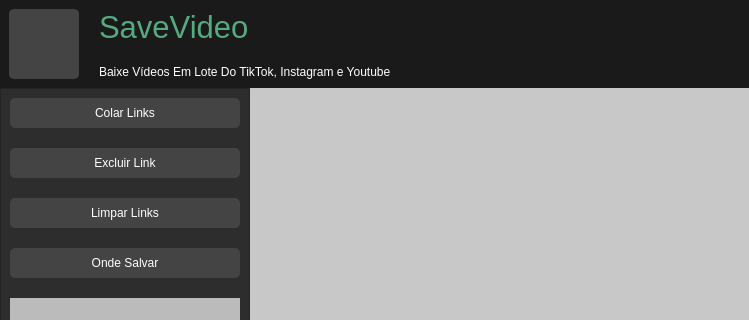
Above: main.ui from igorxavier/DownloaderTinTube before the change; both pictures show x 0 to 749 and y 0 to 320 of the 749 by 558 pixel window. Below: the same form after it.
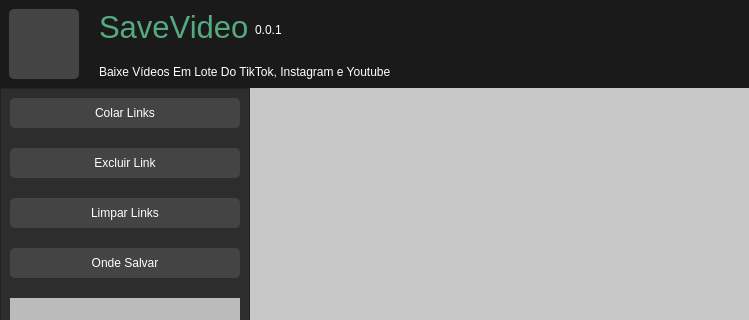
That is the form after the change. Icons and pictures are not drawn.

What changed in the file:
```diff
--- a/main.ui
+++ b/main.ui
@@ -10,6 +10,12 @@
     <height>558</height>
    </rect>
   </property>
+  <property name="minimumSize">
+   <size>
+    <width>0</width>
+    <height>0</height>
+   </size>
+  </property>
   <property name="palette">
    <palette>
     <active>
@@ -108,9 +114,9 @@
      <colorrole role="Button">
       <brush brushstyle="SolidPattern">
        <color alpha="255">
-        <red>239</red>
-        <green>239</green>
-        <blue>239</blue>
+        <red>26</red>
+        <green>26</green>
+        <blue>26</blue>
        </color>
       </brush>
      </colorrole>
@@ -135,18 +141,18 @@
      <colorrole role="Base">
       <brush brushstyle="SolidPattern">
        <color alpha="255">
-        <red>255</red>
-        <green>255</green>
-        <blue>255</blue>
+        <red>26</red>
+        <green>26</green>
+        <blue>26</blue>
        </color>
       </brush>
      </colorrole>
      <colorrole role="Window">
       <brush brushstyle="SolidPattern">
        <color alpha="255">
-        <red>239</red>
-        <green>239</green>
-        <blue>239</blue>
+        <red>26</red>
+        <green>26</green>
+        <blue>26</blue>
        </color>
       </brush>
      </colorrole>
@@ -366,7 +372,34 @@
           <item>
            <layout class="QVBoxLayout" name="verticalLayout_3">
             <item>
+             <widget class="QWidget" name="widget_2" native="true">
+              <property name="minimumSize">
+               <size>
+                <width>0</width>
+                <height>0</height>
+               </size>
+              </property>
+              <layout class="QHBoxLayout" name="horizontalLayout_2">
+               <property name="leftMargin">
+                <number>0</number>
+               </property>
+               <property name="topMargin">
+                <number>0</number>
+               </property>
+               <property name="rightMargin">
+                <number>0</number>
+               </property>
+               <property name="bottomMargin">
+                <number>0</number>
+               </property>
+               <item>
              <widget class="QLabel" name="lbl_titulo">
+                 <property name="sizePolicy">
+                  <sizepolicy hsizetype="Maximum" vsizetype="Preferred">
+                   <horstretch>0</horstretch>
+                   <verstretch>0</verstretch>
+                  </sizepolicy>
+                 </property>
               <property name="font">
                <font>
                 <pointsize>23</pointsize>
@@ -378,6 +411,37 @@
               <property name="text">
                <string>SaveVideo</string>
               </property>
+                </widget>
+               </item>
+               <item>
+                <widget class="QLabel" name="lbl_versao">
+                 <property name="sizePolicy">
+                  <sizepolicy hsizetype="Preferred" vsizetype="Preferred">
+                   <horstretch>0</horstretch>
+                   <verstretch>0</verstretch>
+                  </sizepolicy>
+                 </property>
+                 <property name="minimumSize">
+                  <size>
+                   <width>0</width>
+                   <height>20</height>
+                  </size>
+                 </property>
+                 <property name="maximumSize">
+                  <size>
+                   <width>16777215</width>
+                   <height>20</height>
+                  </size>
+                 </property>
+                 <property name="text">
+                  <string>0.0.1</string>
+                 </property>
+                 <property name="alignment">
+                  <set>Qt::AlignBottom|Qt::AlignLeading|Qt::AlignLeft</set>
+                 </property>
+                </widget>
+               </item>
+              </layout>
              </widget>
             </item>
             <item>
```
Lines whose indentation alone changed are shown as unchanged.
